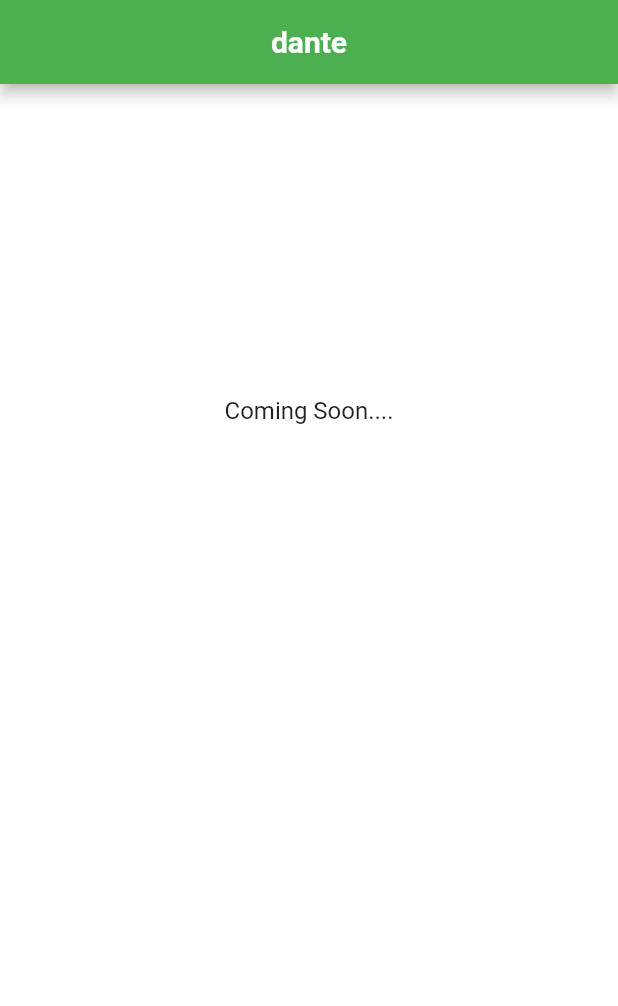
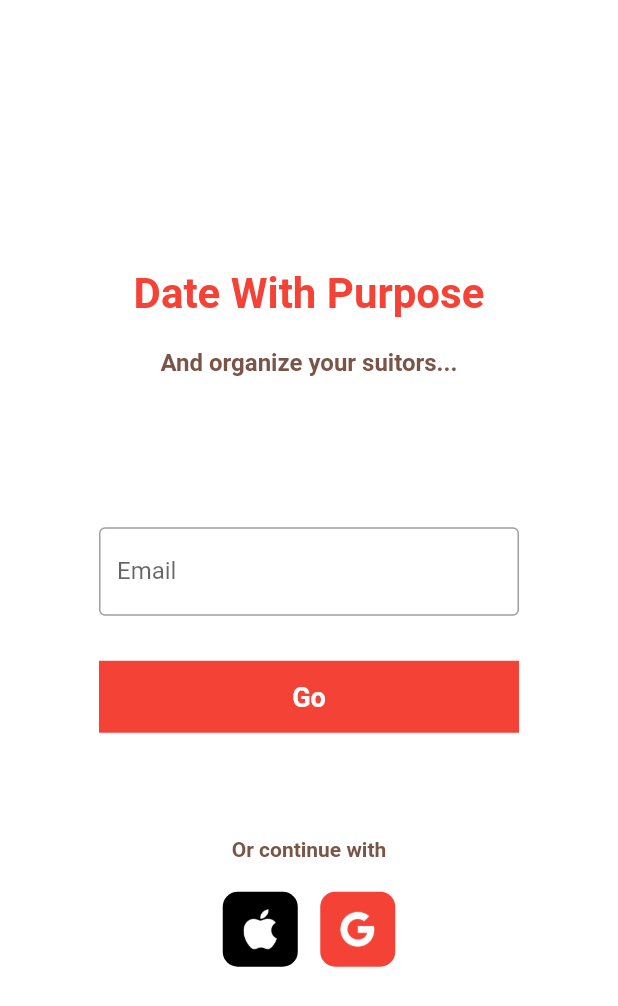
Before and after one commit to michaelonubogu/danate_jarnul, a Flutter app: the screen it shows after launch, on a phone screen of 412 x 824 dp. Shown: the top 1006 px of the screen. Run offline on Flutter 3.47's test engine with Material 2 defaults, Android fonts, the phone set to English and light mode, and no system bars; our stand-ins replace carousel_slider, firebase_core, firebase_database, firebase_messaging, flutter_local_notifications, get and 1 more; missing offline and left inert: new_version; accounts and stored records are empty.

Commit message:
loginpage design done

```diff
--- a/lib/Core/AppRoutes.dart
+++ b/lib/Core/AppRoutes.dart
@@ -1,4 +1,5 @@
 import 'package:dante/Presentation/AllScreen/Home/HomeScreen.dart';
+import 'package:dante/Presentation/AllScreen/Profile/LoginScreen.dart';
 import 'package:get/get_navigation/src/routes/get_route.dart';
 import 'package:get/get_navigation/src/routes/transitions_type.dart';
 
@@ -7,6 +8,7 @@ class AppRoutes {
   static const String INITAL = "/";
   static const String MAINSCREEN = "/mainscreen";
   static const String HOMESCREEN = "/homescreen";
+  static const String LOGINSCREEN = "/loginscreen";
 
   static List<GetPage> routes = [
     GetPage(
@@ -19,6 +21,11 @@ class AppRoutes {
         page: () => HomeScreen(),
         transitionDuration: Duration(milliseconds: 100),
         transition: Transition.cupertino),
+    GetPage(
+        name: LOGINSCREEN,
+        page: () => LoginScreen(),
+        transitionDuration: Duration(milliseconds: 100),
+        transition: Transition.cupertino),
 
   ];
 }
--- /dev/null
+++ b/lib/Presentation/AllScreen/Profile/LoginScreen.dart
@@ -0,0 +1,82 @@
+import 'package:dante/Core/AppRoutes.dart';
+import 'package:flutter/material.dart';
+import 'package:get/get.dart';
+import 'package:get/get_core/src/get_main.dart';
+import 'package:carousel_slider/carousel_slider.dart';
+
+class LoginScreen extends StatefulWidget {
+  @override
+  State<LoginScreen> createState() => _LoginScreenState();
+}
+
+class _LoginScreenState extends State<LoginScreen> {
+  @override
+  Widget build(BuildContext context) {
+
+    return SafeArea(
+      child: Scaffold(
+        backgroundColor: Colors.white,
+        body: Padding(
+          padding: const EdgeInsets.all(8.0),
+          child: Column(crossAxisAlignment: CrossAxisAlignment.center, mainAxisAlignment: MainAxisAlignment.center,
+            children: [Container(),
+              Text("Date With Purpose", style: TextStyle(fontSize: 28.0, fontWeight: FontWeight.bold, color: Colors.red),),
+              const SizedBox(height: 20.0),
+              Text("And organize your suitors...", style: TextStyle(fontSize: 16.0, fontWeight: FontWeight.bold, color: Colors.brown),),
+              const SizedBox(height: 100.0),
+              Container(
+                width: 280.0,
+                child: TextFormField(
+                  decoration: InputDecoration(
+                    labelText: "Email",
+                    border: OutlineInputBorder(),
+                  ),
+                ),
+              ),
+              const SizedBox(height: 30.0),
+              Container(
+                width: 280,
+                color: Colors.red,
+                child: TextButton(
+                  onPressed: () {
+                    // Get.toNamed(AppRoutes.home);
+                  },
+                  child: Text("Go", style: TextStyle(color: Colors.white, fontSize: 18, fontWeight: FontWeight.bold),),
+                ),
+              ),
+              const SizedBox(height: 70.0),
+              Text("Or continue with", style: TextStyle(fontSize: 14.0, fontWeight: FontWeight.bold, color: Colors.brown),),
+              const SizedBox(height: 20.0),
+              Row(
+                mainAxisAlignment: MainAxisAlignment.center,
+                children: [
+                  Container(
+                    width: 50,
+                    height: 50,
+                    decoration: BoxDecoration(
+                      color: Colors.black,
+                      borderRadius: BorderRadius.circular(10.0),
+                    ),
+                    child: Center(child:
+                    Image.asset("assets/applelogo.png", width: 30, height: 30, fit: BoxFit.cover, color: Colors.white,)),
+                    ),
+                  const SizedBox(width: 15.0),
+                  Container(
+                    width: 50,
+                    height: 50,
+                    decoration: BoxDecoration(
+                      color: Colors.red,
+                      borderRadius: BorderRadius.circular(10.0),
+                    ),
+                    child: Center(child:
+                    Image.asset("assets/googlelogo.png", width: 25, height: 25, fit: BoxFit.cover, color: Colors.white,)),
+                    ),
+                ],
+              ),
+            ],
+          ),
+        ),
+      ),
+    );
+  }
+}
--- a/lib/main.dart
+++ b/lib/main.dart
@@ -101,8 +101,8 @@ class _MyAppState extends State<MyApp> {
     return GetMaterialApp(
       title: 'dante',
       theme: ThemeData(
-          colorScheme: ColorScheme.fromSwatch(primarySwatch: Colors.green)),
-      initialRoute: AppRoutes.HOMESCREEN,
+          colorScheme: ColorScheme.fromSwatch(primarySwatch: Colors.red)),
+      initialRoute: AppRoutes.LOGINSCREEN,
       getPages: AppRoutes.routes,
       debugShowCheckedModeBanner: false,
     );
```
Also changed, not shown: assets/applelogo.png (added), assets/googlelogo.png (added).
